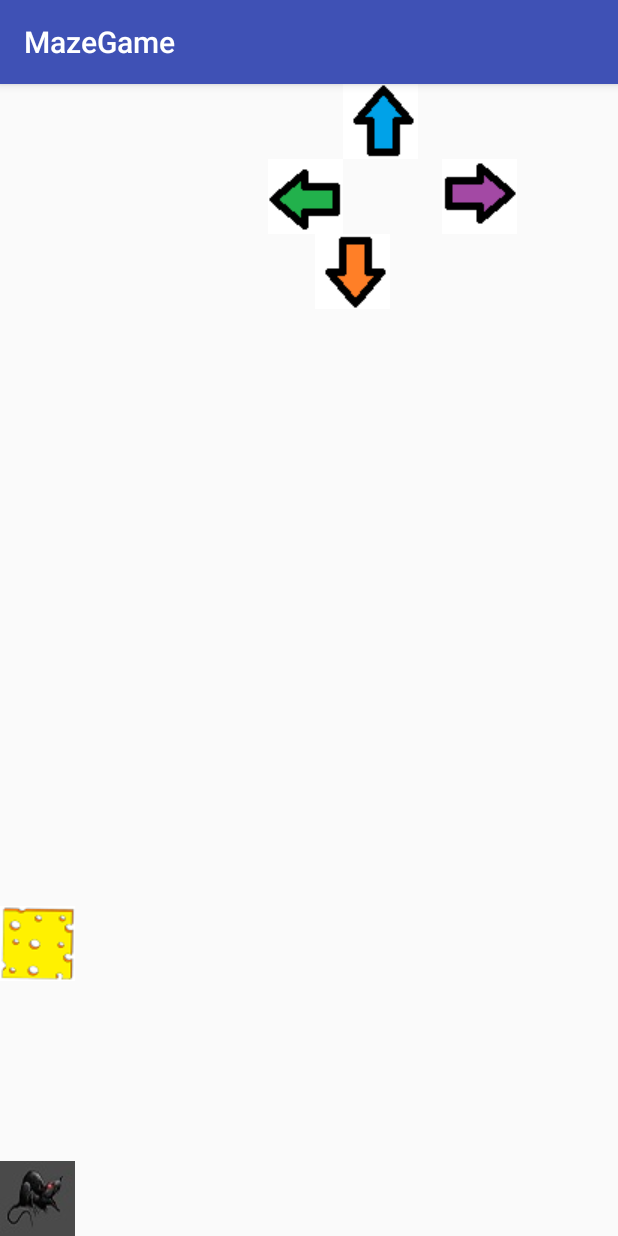
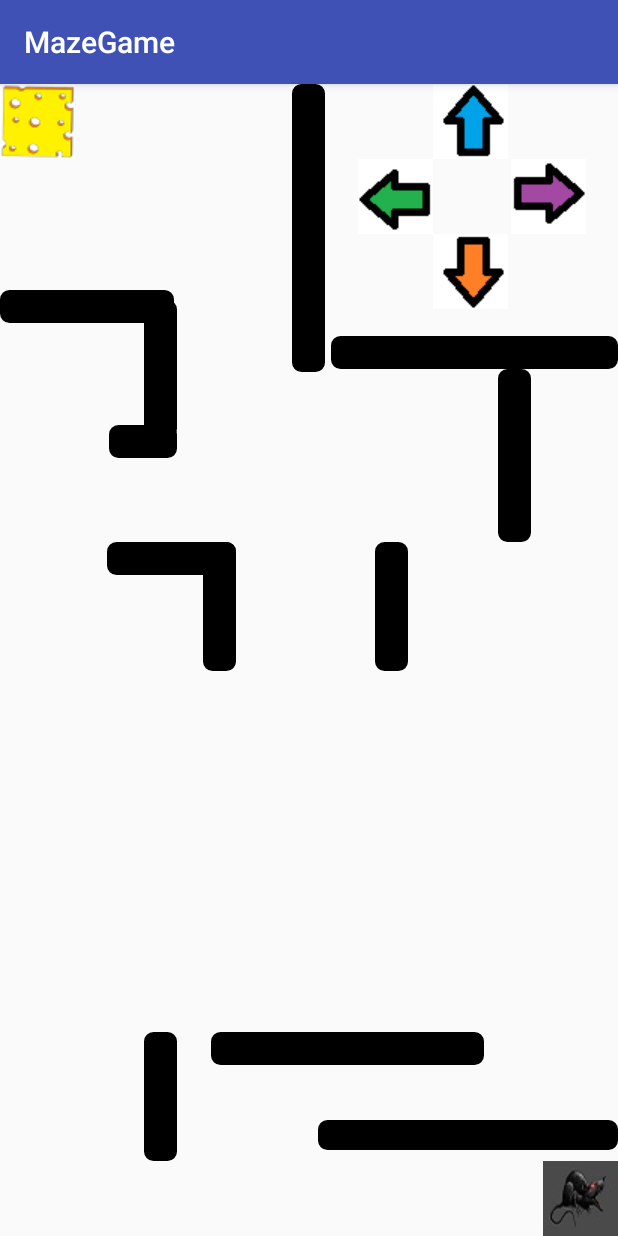
Before and after one commit to csAndroidMaze/MazeGame, an Android app: the screen it shows after launch (MazeActivity), after a tap on "GO!", on a phone screen of 412 x 824 dp. Run offline under Robolectric (Android 15) with nearby library versions, the phone set to English and light mode, and no system bars.

Commit message:
Saving just in case.

```diff
--- a/app/src/main/java/android/cs/spring18/mazegame/Maze.java
+++ b/app/src/main/java/android/cs/spring18/mazegame/Maze.java
@@ -7,13 +7,15 @@ public class Maze {
 
     private boolean mMazeSolved;
     private static int mMazeLayout;
+
     public static int mCurrentMazeIndex = 0;
 
 
     public static Maze[] mMazes = new Maze[] {
-            new Maze(R.layout.maze_box, false)
+            new Maze(R.layout.maze_box, false),
+            new Maze(R.layout.maze_box1, false)
+    };
 
-    };
 
     public Maze(int layout, boolean isMazeSolved) {
         this.mMazeLayout = layout;
--- a/app/src/main/java/android/cs/spring18/mazegame/MazeActivity.java
+++ b/app/src/main/java/android/cs/spring18/mazegame/MazeActivity.java
@@ -16,6 +16,7 @@ import android.widget.ImageView;
 import android.widget.RelativeLayout;
 import android.widget.Toast;
 
+
 public class MazeActivity extends AppCompatActivity {
     protected MazeCharacter pCharacter;
     protected ImageView pCharacterView;
@@ -27,12 +28,16 @@ public class MazeActivity extends AppCompatActivity {
     protected int screenHeight;
     public int treasureXPos;
     public int treasureYPos;
+    public int viewXPos;
+    public int viewYPos;
     RelativeLayout.LayoutParams params;
     RelativeLayout mainLayout;
 
     Drawable charImage;
     protected RelativeLayout layout;
     private static Maze mCurrentMaze;
+
+    private View rectangle4;
 
     private static Coords[] mBarriers = new Coords[] {
             //every index will hold a list of barriers for the maze at
@@ -45,6 +50,7 @@ public class MazeActivity extends AppCompatActivity {
             //array filled with all the views in a layout
     };
 
+
     public static Intent newIntent(Context packageContext, Maze maze) {
         Intent intent = new Intent(packageContext, MazeActivity.class);
         mCurrentMaze = maze;
@@ -53,11 +59,15 @@ public class MazeActivity extends AppCompatActivity {
     }
     protected void onCreate(Bundle savedInstanceState) {
         super.onCreate(savedInstanceState);
+        Log.d("what maze?", ""+mCurrentMaze.getMazeLayout());
         setContentView(mCurrentMaze.getMazeLayout());
         treasureView=(ImageView)findViewById(R.id.cheese);
         Drawable drawable = getResources().getDrawable(R.drawable.evil_rat_image);
         charDrawableWidth = drawable.getIntrinsicWidth();
         charDrawableHeight = drawable.getIntrinsicHeight();
+
+        rectangle4 = (View) findViewById(R.id.Rectangle4);
+        Log.d("rectangle 4 coords", ""+ getLocationOnScreen(rectangle4));
 
         //mainLayout = (RelativeLayout) findViewById(R.id.main);
         pCharacterView=(ImageView)findViewById(R.id.charImage);
@@ -90,6 +100,12 @@ public class MazeActivity extends AppCompatActivity {
         return dp;
     }
 
+    private boolean charTouchedView(){
+        Log.d("where am I", ""+viewXPos+", "+viewYPos );
+        return ((xPos + 50 > viewXPos) && (xPos - 50 < viewXPos) && (yPos +50 > viewYPos - 236) &&
+                (yPos - 50 < viewYPos - 236));
+    }
+
     private boolean charReachedTreasure(){
         Log.d("Treasure x in bool:", ""+treasureXPos);
         Log.d("Treasure y in bool:", ""+treasureYPos);
@@ -117,11 +133,19 @@ public class MazeActivity extends AppCompatActivity {
         Point treasureXY=getLocationOnScreen(treasureView);
         treasureXPos=treasureXY.x;
         treasureYPos=treasureXY.y;
+        Point viewXY = getLocationOnScreen(rectangle4);
+        viewXPos = viewXY.x;
+        viewYPos = viewXY.y;
         Log.d("Treasure X:", ""+treasureXPos);
         Log.d("Treasure Y:", ""+treasureYPos);
         if(charReachedTreasure()){
             Log.d("Treasure reached", "true");
             Toast.makeText(this, "Treasure reached", Toast.LENGTH_SHORT).show();
+        }
+
+        if(charTouchedView()) {
+            Log.d("View touched", "true");
+            Toast.makeText(this, "Ouch!", Toast.LENGTH_SHORT).show();
         }
     }
     public void moveRight(View v){
--- a/app/src/main/java/android/cs/spring18/mazegame/MenuActivity.java
+++ b/app/src/main/java/android/cs/spring18/mazegame/MenuActivity.java
@@ -3,6 +3,7 @@ package android.cs.spring18.mazegame;
 import android.content.Intent;
 import android.support.v7.app.AppCompatActivity;
 import android.os.Bundle;
+import android.util.Log;
 import android.view.View;
 import android.widget.Button;
 
@@ -23,7 +24,8 @@ public class MenuActivity extends AppCompatActivity {
             public void onClick(View v) {
                 //start maze Activity
                 //need to have a class with information about the mazes, put the different Maze layouts in an Array to choose from
-                Intent intent = MazeActivity.newIntent(MenuActivity.this, Maze.mMazes[Maze.mCurrentMazeIndex]);
+                //Log.d("which maze?", ""+Maze.mMazes.length);
+                Intent intent = MazeActivity.newIntent(MenuActivity.this, Maze.mMazes[0]);
                 //Intent intent = new Intent(MenuActivity.this, LevelCompletedActivity.class);//this was test
                 startActivity(intent);
             }
--- /dev/null
+++ b/app/src/main/res/drawable/rectangle.xml
@@ -0,0 +1,12 @@
+<?xml version="1.0" encoding="UTF-8"?>
+
+<shape xmlns:android="http://schemas.android.com/apk/res/android"
+    android:id="@+id/listview_background_shape">
+    <stroke android:width="2dp" android:color="#000000" />
+    <padding android:left="2dp"
+        android:top="2dp"
+        android:right="2dp"
+        android:bottom="2dp" />
+    <corners android:radius="5dp" />
+    <solid android:color="#000000" />
+</shape>
--- a/app/src/main/res/layout/maze_box.xml
+++ b/app/src/main/res/layout/maze_box.xml
@@ -2,7 +2,6 @@
 <RelativeLayout
     xmlns:android="http://schemas.android.com/apk/res/android"
     xmlns:app="http://schemas.android.com/apk/res-auto"
-    xmlns:tools="http://schemas.android.com/tools"
     android:id="@+id/main"
     android:layout_width="match_parent"
     android:layout_height="match_parent"
--- /dev/null
+++ b/app/src/main/res/layout/maze_box1.xml
@@ -0,0 +1,181 @@
+<?xml version="1.0" encoding="utf-8"?>
+
+
+<RelativeLayout
+    xmlns:android="http://schemas.android.com/apk/res/android"
+    android:layout_width="match_parent"
+    android:layout_height="match_parent"
+    xmlns:app="http://schemas.android.com/apk/res-auto"
+    android:id="@+id/main"
+    android:paddingRight="0dp">
+
+    <ImageView
+        android:id="@+id/cheese"
+        android:layout_width="wrap_content"
+        android:layout_height="wrap_content"
+        android:layout_alignParentStart="true"
+        android:layout_alignParentTop="true"
+        app:srcCompat="@drawable/cheese_image" />
+
+    <ImageView
+        android:id="@+id/aUp"
+        android:layout_width="wrap_content"
+        android:layout_height="wrap_content"
+        android:layout_alignParentEnd="true"
+        android:layout_alignParentTop="true"
+        android:layout_marginEnd="73dp"
+        android:onClick="moveUp"
+        app:srcCompat="@drawable/up_arrow" />
+
+    <ImageView
+        android:id="@+id/aLeft"
+        android:layout_width="wrap_content"
+        android:layout_height="wrap_content"
+        android:layout_below="@+id/aUp"
+        android:layout_toStartOf="@+id/aUp"
+        android:onClick="moveLeft"
+        app:layout_constraintBottom_toBottomOf="parent"
+        app:layout_constraintEnd_toEndOf="parent"
+        app:srcCompat="@drawable/left_arrow"/>
+
+    <ImageView
+        android:id="@+id/aRight"
+        android:layout_width="wrap_content"
+        android:layout_height="wrap_content"
+        android:layout_alignParentEnd="true"
+        android:layout_below="@+id/aUp"
+        android:layout_marginEnd="21dp"
+        android:onClick="moveRight"
+        app:layout_constraintEnd_toEndOf="@+id/aUp"
+        app:layout_constraintTop_toBottomOf="@+id/aUp"
+        app:srcCompat="@drawable/right_arrow" />
+
+
+    <ImageView
+        android:id="@+id/charImage"
+        android:layout_width="50dp"
+        android:layout_height="50dp"
+        android:layout_alignParentBottom="true"
+        android:layout_alignParentEnd="true"
+        app:srcCompat="@drawable/evil_rat_image" />
+
+    <ImageView
+        android:id="@+id/aDown"
+        android:layout_width="wrap_content"
+        android:layout_height="wrap_content"
+        android:layout_alignEnd="@+id/aUp"
+        android:layout_below="@+id/aLeft"
+        android:onClick="moveDown"
+        android:paddingLeft="70dp"
+        app:srcCompat="@drawable/down_arrow" />
+
+    <View
+        android:id="@+id/Rectangle1"
+        android:layout_width="200dp"
+        android:layout_height="20dp"
+        android:layout_alignParentBottom="true"
+        android:layout_alignParentEnd="true"
+        android:layout_marginBottom="57dp"
+        android:background="@drawable/rectangle" />
+
+    <View
+        android:id="@+id/Rectangle2"
+        android:layout_width="22dp"
+        android:layout_height="86dp"
+        android:layout_above="@+id/charImage"
+        android:layout_alignParentStart="true"
+        android:layout_marginStart="96dp"
+        android:background="@drawable/rectangle" />
+
+    <View
+        android:id="@+id/Rectangle3"
+        android:layout_width="182dp"
+        android:layout_height="22dp"
+        android:layout_alignParentEnd="true"
+        android:layout_alignTop="@+id/Rectangle2"
+        android:layout_marginEnd="89dp"
+        android:background="@drawable/rectangle" />
+
+    <View
+        android:id="@+id/Rectangle4"
+        android:layout_width="22dp"
+        android:layout_height="86dp"
+        android:layout_alignParentEnd="true"
+        android:layout_below="@+id/Rectangle7"
+        android:layout_marginEnd="140dp"
+        android:background="@drawable/rectangle" />
+
+    <View
+        android:id="@+id/Rectangle5"
+        android:layout_width="191dp"
+        android:layout_height="22dp"
+        android:layout_alignParentEnd="true"
+        android:layout_alignParentTop="true"
+        android:layout_marginTop="168dp"
+        android:background="@drawable/rectangle" />
+
+    <View
+        android:id="@+id/Rectangle6"
+        android:layout_width="22dp"
+        android:layout_height="192dp"
+        android:layout_alignParentTop="true"
+        android:layout_centerHorizontal="true"
+        android:background="@drawable/rectangle" />
+
+    <View
+        android:id="@+id/Rectangle7"
+        android:layout_width="22dp"
+        android:layout_height="115dp"
+        android:layout_alignParentEnd="true"
+        android:layout_below="@+id/Rectangle5"
+        android:layout_marginEnd="58dp"
+        android:background="@drawable/rectangle" />
+
+    <View
+        android:id="@+id/Rectangle8"
+        android:layout_width="22dp"
+        android:layout_height="86dp"
+        android:layout_alignParentStart="true"
+        android:layout_alignTop="@+id/Rectangle4"
+        android:layout_marginStart="135dp"
+        android:background="@drawable/rectangle" />
+
+    <View
+        android:id="@+id/Rectangle9"
+        android:layout_width="86dp"
+        android:layout_height="22dp"
+        android:layout_alignEnd="@+id/Rectangle8"
+        android:layout_alignTop="@+id/Rectangle4"
+        android:background="@drawable/rectangle" />
+
+    <View
+        android:id="@+id/Rectangle10"
+        android:layout_width="22dp"
+        android:layout_height="92dp"
+        android:layout_alignStart="@+id/Rectangle2"
+        android:layout_alignTop="@+id/Rectangle5"
+        android:layout_marginTop="-24dp"
+        android:background="@drawable/rectangle" />
+
+    <View
+        android:id="@+id/Rectangle11"
+        android:layout_width="45dp"
+        android:layout_height="22dp"
+        android:layout_alignEnd="@+id/Rectangle2"
+        android:layout_alignParentTop="true"
+        android:layout_marginTop="227dp"
+        android:background="@drawable/rectangle" />
+
+    <View
+        android:id="@+id/Rectangle12"
+        android:layout_width="116dp"
+        android:layout_height="22dp"
+        android:layout_alignParentStart="true"
+        android:layout_alignParentTop="true"
+        android:layout_marginTop="137dp"
+        android:background="@drawable/rectangle" />
+
+
+
+
+</RelativeLayout>
```
